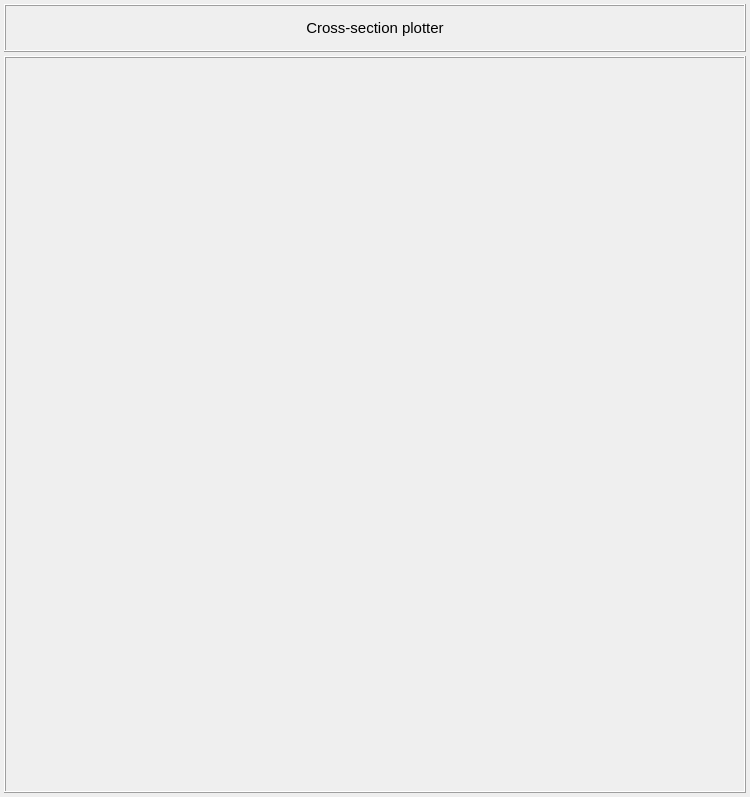
Above: pulse/interface/data/ui_files/plots/model/cross_section_plotter.ui from open-pulse/OpenPulse before the change. Below: the same form after it.
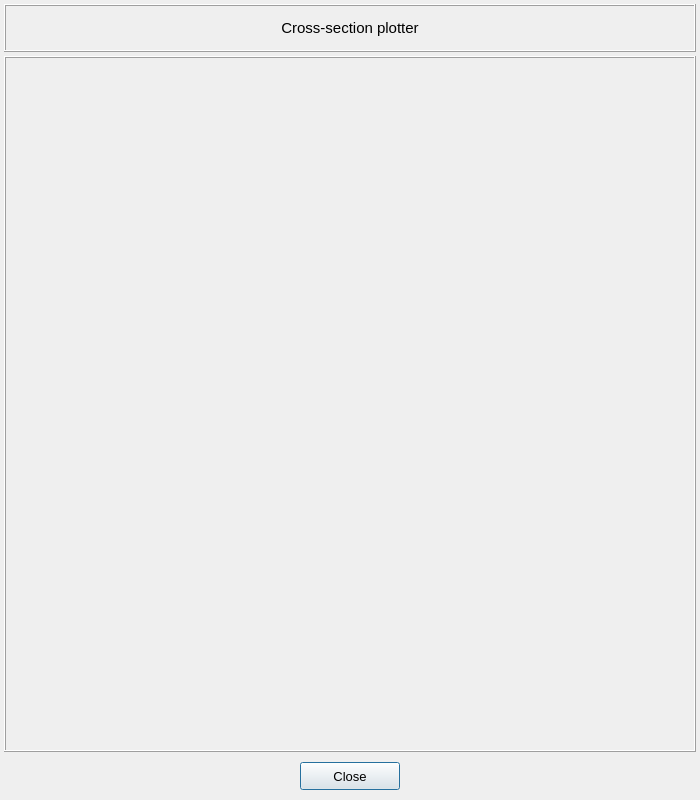
That is the form after the change.

Commit message: Adds a close button and adjusts the cross-section plot

The edit to the form file:
```diff
--- a/pulse/interface/data/ui_files/plots/model/cross_section_plotter.ui
+++ b/pulse/interface/data/ui_files/plots/model/cross_section_plotter.ui
@@ -6,14 +6,20 @@
    <rect>
     <x>0</x>
     <y>0</y>
-    <width>750</width>
-    <height>797</height>
+    <width>700</width>
+    <height>800</height>
    </rect>
   </property>
   <property name="minimumSize">
    <size>
-    <width>750</width>
-    <height>760</height>
+    <width>700</width>
+    <height>800</height>
+   </size>
+  </property>
+  <property name="maximumSize">
+   <size>
+    <width>700</width>
+    <height>800</height>
    </size>
   </property>
   <property name="windowTitle">
@@ -38,93 +44,6 @@
    <property name="spacing">
     <number>4</number>
    </property>
-   <item row="1" column="0" colspan="2">
-    <widget class="QFrame" name="frame_lower">
-     <property name="minimumSize">
-      <size>
-       <width>0</width>
-       <height>200</height>
-      </size>
-     </property>
-     <property name="frameShape">
-      <enum>QFrame::Box</enum>
-     </property>
-     <property name="frameShadow">
-      <enum>QFrame::Raised</enum>
-     </property>
-     <layout class="QGridLayout" name="gridLayout_20">
-      <property name="leftMargin">
-       <number>2</number>
-      </property>
-      <property name="topMargin">
-       <number>2</number>
-      </property>
-      <property name="rightMargin">
-       <number>2</number>
-      </property>
-      <property name="bottomMargin">
-       <number>2</number>
-      </property>
-      <property name="spacing">
-       <number>2</number>
-      </property>
-      <item row="0" column="0">
-       <widget class="QFrame" name="frame_left">
-        <property name="frameShape">
-         <enum>QFrame::NoFrame</enum>
-        </property>
-        <property name="frameShadow">
-         <enum>QFrame::Raised</enum>
-        </property>
-        <layout class="QGridLayout" name="gridLayout_2">
-         <property name="leftMargin">
-          <number>4</number>
-         </property>
-         <property name="topMargin">
-          <number>4</number>
-         </property>
-         <property name="rightMargin">
-          <number>4</number>
-         </property>
-         <property name="bottomMargin">
-          <number>4</number>
-         </property>
-         <property name="spacing">
-          <number>4</number>
-         </property>
-         <item row="0" column="0">
-          <widget class="QWidget" name="widget_plot" native="true">
-           <property name="minimumSize">
-            <size>
-             <width>700</width>
-             <height>700</height>
-            </size>
-           </property>
-           <property name="maximumSize">
-            <size>
-             <width>700</width>
-             <height>700</height>
-            </size>
-           </property>
-           <widget class="QWidget" name="gridLayoutWidget">
-            <property name="geometry">
-             <rect>
-              <x>-1</x>
-              <y>-1</y>
-              <width>701</width>
-              <height>681</height>
-             </rect>
-            </property>
-            <layout class="QGridLayout" name="gridLayout_3"/>
-           </widget>
-          </widget>
-         </item>
-        </layout>
-       </widget>
-      </item>
-     </layout>
-    </widget>
-   </item>
    <item row="0" column="0" colspan="2">
     <widget class="QFrame" name="frame_3">
      <property name="minimumSize">
@@ -179,6 +98,103 @@
      </layout>
     </widget>
    </item>
+   <item row="1" column="0" colspan="2">
+    <widget class="QFrame" name="frame_lower">
+     <property name="minimumSize">
+      <size>
+       <width>0</width>
+       <height>0</height>
+      </size>
+     </property>
+     <property name="frameShape">
+      <enum>QFrame::Box</enum>
+     </property>
+     <property name="frameShadow">
+      <enum>QFrame::Raised</enum>
+     </property>
+     <layout class="QGridLayout" name="gridLayout_2">
+      <item row="0" column="0">
+       <widget class="QWidget" name="widget_plot" native="true">
+        <property name="minimumSize">
+         <size>
+          <width>660</width>
+          <height>660</height>
+         </size>
+        </property>
+        <property name="maximumSize">
+         <size>
+          <width>660</width>
+          <height>660</height>
+         </size>
+        </property>
+       </widget>
+      </item>
+     </layout>
+    </widget>
+   </item>
+   <item row="2" column="0" colspan="2">
+    <widget class="QFrame" name="frame_bottom">
+     <property name="enabled">
+      <bool>true</bool>
+     </property>
+     <property name="minimumSize">
+      <size>
+       <width>0</width>
+       <height>40</height>
+      </size>
+     </property>
+     <property name="maximumSize">
+      <size>
+       <width>16777215</width>
+       <height>40</height>
+      </size>
+     </property>
+     <property name="frameShape">
+      <enum>QFrame::NoFrame</enum>
+     </property>
+     <property name="frameShadow">
+      <enum>QFrame::Raised</enum>
+     </property>
+     <layout class="QGridLayout" name="gridLayout_4">
+      <property name="leftMargin">
+       <number>2</number>
+      </property>
+      <property name="topMargin">
+       <number>2</number>
+      </property>
+      <property name="rightMargin">
+       <number>2</number>
+      </property>
+      <property name="bottomMargin">
+       <number>2</number>
+      </property>
+      <property name="spacing">
+       <number>2</number>
+      </property>
+      <item row="0" column="0">
+       <widget class="QPushButton" name="close_button">
+        <property name="enabled">
+         <bool>true</bool>
+        </property>
+        <property name="maximumSize">
+         <size>
+          <width>100</width>
+          <height>28</height>
+         </size>
+        </property>
+        <property name="font">
+         <font>
+          <pointsize>10</pointsize>
+         </font>
+        </property>
+        <property name="text">
+         <string>Close</string>
+        </property>
+       </widget>
+      </item>
+     </layout>
+    </widget>
+   </item>
   </layout>
  </widget>
  <resources/>
```
Left out of the diff: 2 changed lines with no effect on the pictures. The commit also changes 1 other file.
